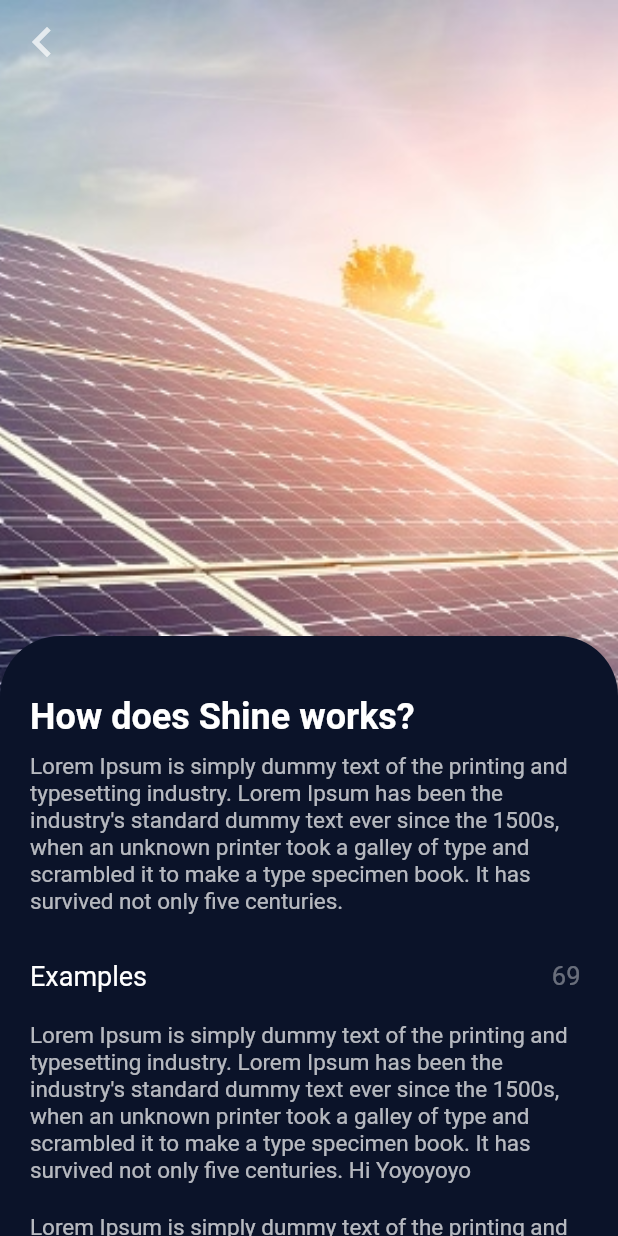
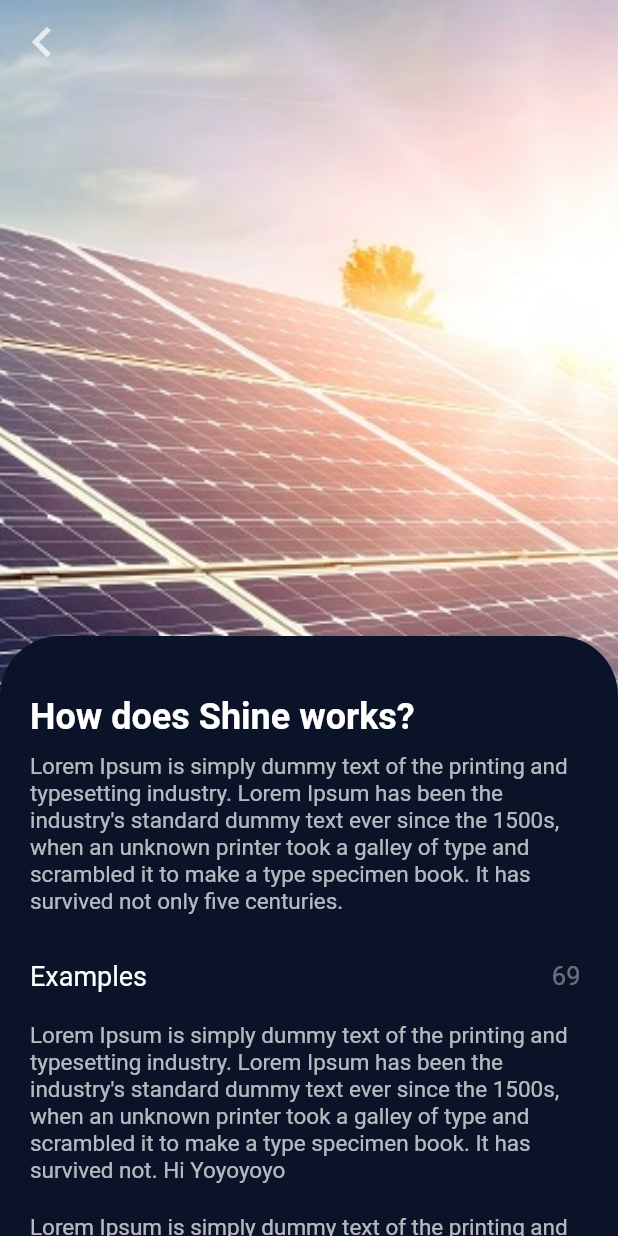
Before and after one commit to ChangeMakerGroupEdition/Sunshine, a Flutter app: the home_page screen opened directly, after a tap on the "info outline" icon, on a phone screen of 412 x 824 dp. Run offline on Flutter 3.47's test engine with Material 2 defaults, Android fonts, the phone set to English and light mode, and no system bars; our stand-ins replace fl_chart, google_fonts, introduction_screen.

Commit message:
Changing_some_sizes

```diff
--- a/lib/frontend/DetailsScreen.dart
+++ b/lib/frontend/DetailsScreen.dart
@@ -75,7 +75,7 @@
                   const Padding(
                     padding: EdgeInsets.only(left:20, right: 25),
                       child:
-                        Text("Lorem Ipsum is simply dummy text of the printing and typesetting industry. Lorem Ipsum has been the industry\'s standard dummy text ever since the 1500s, when an unknown printer took a galley of type and scrambled it to make a type specimen book. It has survived not only five centuries. Hi Yoyoyoyo",
+                        Text("Lorem Ipsum is simply dummy text of the printing and typesetting industry. Lorem Ipsum has been the industry\'s standard dummy text ever since the 1500s, when an unknown printer took a galley of type and scrambled it to make a type specimen book. It has survived not. Hi Yoyoyoyo",
                         style: TextStyle(
                          fontSize: 15,
                          color: Colors.white70,
--- a/lib/frontend/MainPage.dart
+++ b/lib/frontend/MainPage.dart
@@ -95,7 +95,7 @@
             // SizedBox(height: 10),
             Container(
               width: double.infinity,
-              height: size.height * 0.35,
+              height: size.height * 0.33,
               decoration: const BoxDecoration(
                   image: DecorationImage(
                       image: AssetImage("assets/images/intropic.png"))),
@@ -106,6 +106,7 @@
             //         color: Colors.white,
             //         fontWeight: FontWeight.bold)),
             Container(
+              height: 32,
               width: double.infinity,
               margin: EdgeInsets.symmetric(
                 vertical: 8,
```
